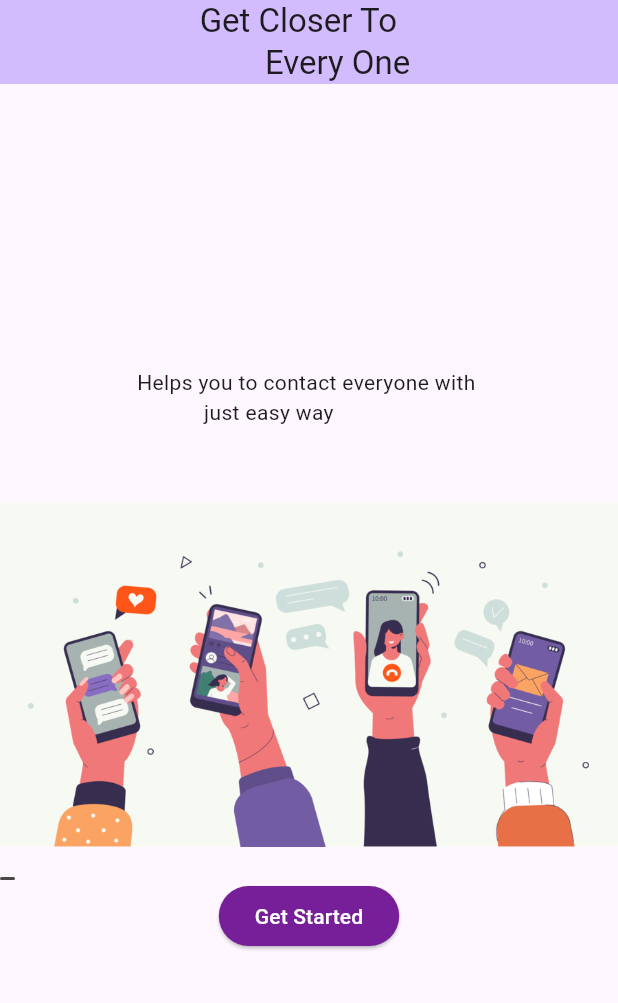
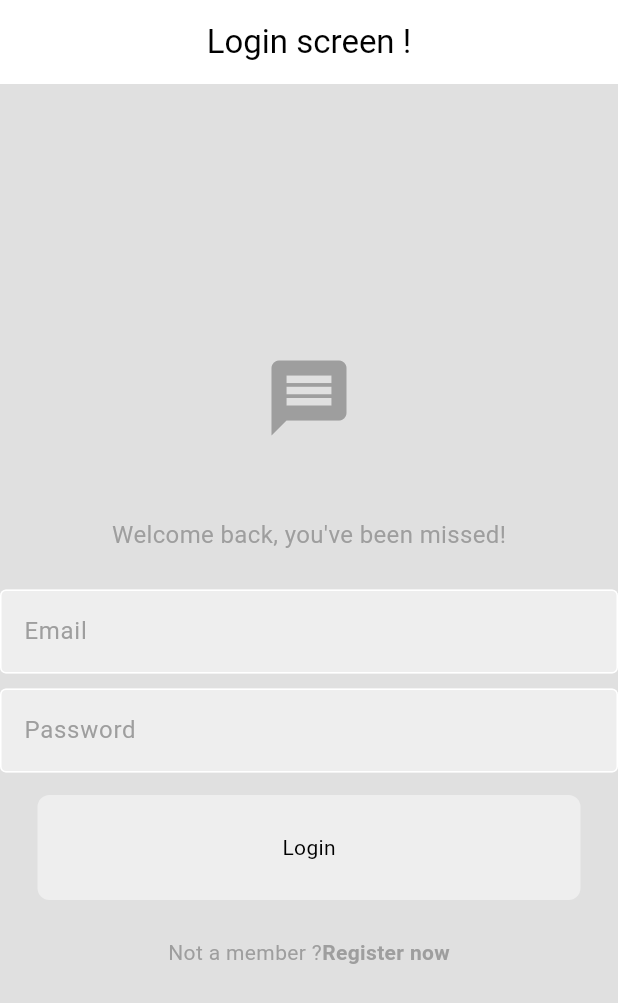
Before and after one commit to bo090299/chat_app, a Flutter app: the screen it shows after launch, on a phone screen of 412 x 824 dp. Shown: the top 1003 px of the screen. Run offline on Flutter 3.47's test engine with Material 3 defaults, Android fonts, the phone set to English and light mode, and no system bars.

Commit message:
10.04.2025 update

```diff
--- /dev/null
+++ b/lib/commponents/my_button.dart
@@ -0,0 +1,28 @@
+import 'package:flutter/material.dart';
+import 'package:flutter/rendering.dart';
+
+class MyButton extends StatelessWidget {
+
+  final String text;
+  final void Function()? onTap;
+
+  const MyButton({super.key , required this.text, required this.onTap});
+
+  @override
+  Widget build(BuildContext context) {
+    return GestureDetector(
+      onTap: onTap,
+      child: Container(
+        decoration: BoxDecoration(
+          color: Theme.of(context).colorScheme.secondary,
+          borderRadius: BorderRadius.circular(8)
+        ),
+        padding:const EdgeInsets.all(25),
+        margin:const EdgeInsets.symmetric(horizontal: 25),
+        child: Center(
+          child: Text(text),
+        ),
+      ),
+    );
+  }
+}
--- /dev/null
+++ b/lib/commponents/my_textfield.dart
@@ -0,0 +1,30 @@
+import 'package:flutter/material.dart';
+import 'package:flutter/rendering.dart';
+
+class MyTextfield extends StatelessWidget {
+final String hintText;
+final bool obscureText;
+final TextEditingController controller;
+  const MyTextfield({super.key , required this.hintText,
+   required this.obscureText, required this.controller});
+
+  @override
+  Widget build(BuildContext context) {
+    return TextField(
+      controller:  controller,
+      obscureText: obscureText,
+      decoration: InputDecoration(
+        enabledBorder: OutlineInputBorder(
+          borderSide:  BorderSide(color: Theme.of(context).colorScheme.tertiary)
+      ),
+      focusedBorder: OutlineInputBorder(
+        borderSide: BorderSide(color: Theme.of(context).colorScheme.primary)
+      ),
+      fillColor: Theme.of(context).colorScheme.secondary,
+      filled: true,
+      hintText: hintText,
+      hintStyle: TextStyle(color: Theme.of(context).colorScheme.primary)
+      )
+    );
+  }
+}
--- a/lib/main.dart
+++ b/lib/main.dart
@@ -1,6 +1,9 @@
 import 'dart:math';
 
 import 'package:flutter/material.dart';
+import 'package:news_project/chat.dart';
+import 'package:news_project/password.dart';
+import 'package:news_project/themes/light_mode.dart';
 
 void main() {
   runApp(const MyApp());
@@ -13,12 +16,8 @@ class MyApp extends StatelessWidget {
     return MaterialApp(
       debugShowCheckedModeBanner: false,
       title: 'chat app',
-      theme: ThemeData(
-
-        colorScheme: ColorScheme.fromSeed(seedColor: Colors.deepPurple),
-        useMaterial3: true,
-      ),
-      home: const MyHomePage(title: 'Flutter Chat app'),
+      theme: lightMode,
+      home:  Password_screen(),
     );
   }
 }
@@ -47,7 +46,6 @@ class _MyHomePageState extends State<MyHomePage> {
         Every One """),
       ),
       body: Center(
-
         child: Column(
           mainAxisAlignment: MainAxisAlignment.center,
           children: [
@@ -102,6 +100,7 @@ class _MyHomePageState extends State<MyHomePage> {
                   backgroundColor: const Color.fromRGBO(119,31,152,1)
                 ),
                 onPressed: (){
+                  Navigator.push(context, MaterialPageRoute(builder: (context) => Password_screen()));
               }, child: Text("Get Started",style: TextStyle(color: Colors.white),),
             )
           ],
--- /dev/null
+++ b/lib/password.dart
@@ -0,0 +1,101 @@
+import 'package:flutter/material.dart';
+import 'package:news_project/chat.dart';
+import 'package:news_project/commponents/my_button.dart';
+import 'package:news_project/commponents/my_textfield.dart';
+
+class Password_screen extends StatefulWidget {
+  const Password_screen({super.key});
+
+  @override
+  State<Password_screen> createState() => _Password_screenState();
+}
+
+class _Password_screenState extends State<Password_screen> {
+  bool _obscureText = true;
+  void login(){}
+  var login_s = "Admin";
+  var password_s = "Salam@123";
+  TextEditingController _login = TextEditingController();
+  TextEditingController _pass = TextEditingController();
+  void dialog(){
+    showDialog(context: context, builder: (context){
+      return AlertDialog(
+        title: Text('Ýalňyşlyk !!!'),
+        content: Text('Boşluklary dolduryň !!!'),
+        actions: [
+          TextButton(onPressed: (){
+            Navigator.pop(context);
+          }, child: Text('Ok'))
+        ],
+      );
+    });
+  }
+  @override
+  Widget build(BuildContext context) {
+    return Scaffold(
+      backgroundColor: Theme.of(context).colorScheme.background,
+      appBar: AppBar(
+        centerTitle: true,
+        title: Text("Login screen !"),
+      ),
+      body: Center(
+        child: Column(
+          mainAxisAlignment: MainAxisAlignment.center,
+          children: [
+            //logo
+           Icon(
+            Icons.message,
+            size: 60,
+            color: Theme.of(context).colorScheme.primary,
+           ),
+            const SizedBox(height: 50,),
+
+            Text(
+              "Welcome back, you've been missed!",
+              style: TextStyle(
+                color: Theme.of(context).colorScheme.primary,
+                fontSize: 16
+              ),
+              ),
+              const SizedBox(height: 25,),
+
+              //email text
+
+              MyTextfield(hintText: 'Email',
+              obscureText: false,
+              controller: _login,),
+
+            const SizedBox(height: 10,),
+
+              MyTextfield(hintText: 'Password',
+              obscureText: true,
+              controller: _pass,),
+              const SizedBox(height: 15,),
+
+              //login button
+              MyButton(
+                text: 'Login',
+                onTap: login,
+                ),
+                const SizedBox(
+                  height: 25,
+                ),
+
+                Row(
+                  mainAxisAlignment: MainAxisAlignment.center,
+                  children: [
+                    Text('Not a member ?',
+                    style: TextStyle(color: Theme.of(context).colorScheme.primary),),
+                    Text('Register now',
+                    style: TextStyle(fontWeight: FontWeight.bold,
+                    color: Theme.of(context).colorScheme.primary),)
+                  ],
+                )
+
+          ],
+        )),
+    );
+  }
+
+  Null get newMethod => null;
+}
--- /dev/null
+++ b/lib/themes/light_mode.dart
@@ -0,0 +1,11 @@
+import 'package:flutter/material.dart';
+
+ThemeData lightMode = ThemeData(
+  colorScheme: ColorScheme.light(
+    background: Colors.grey.shade300,
+    primary: Colors.grey.shade500,
+    secondary: Colors.grey.shade200,
+    tertiary: Colors.white,
+    inversePrimary: Colors.grey.shade900
+  ),
+);
```
Also changed, not shown: lib/chat.dart (added, +74 -0 lines), lib/register_page.dart (added), pubspec.lock.
